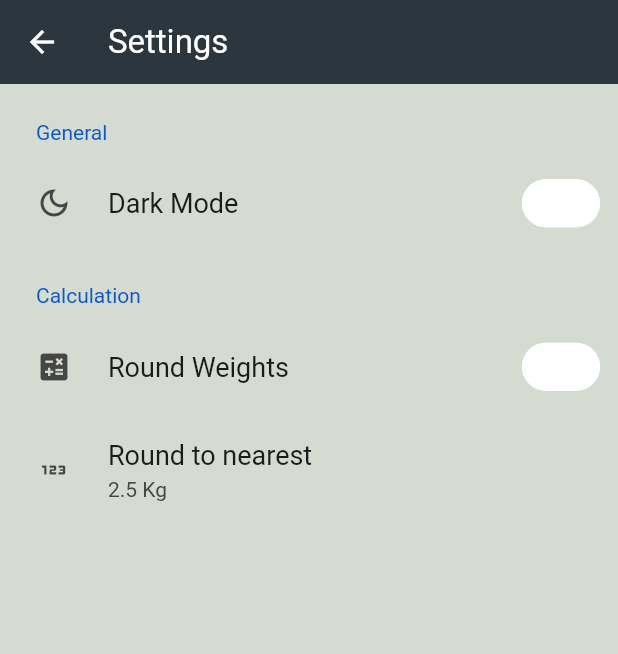
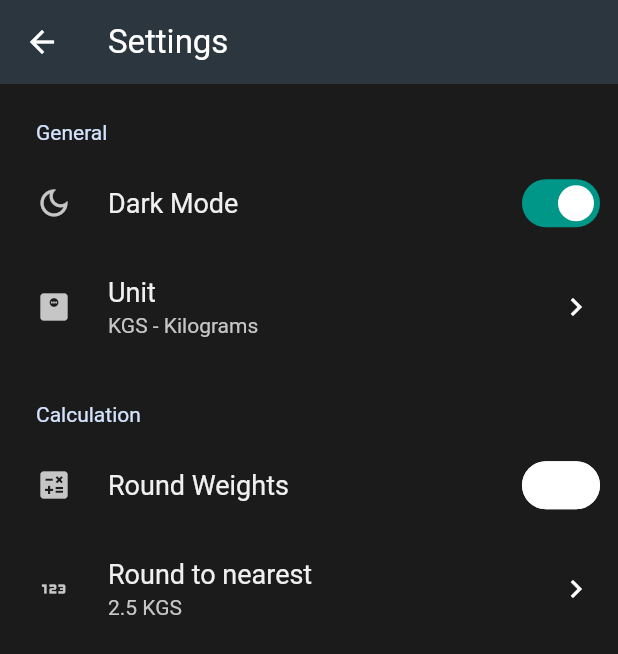
Before and after one commit to othman98shawgan/one-rep-max-calc, a Flutter app: the screen it shows after launch, after a tap on the "settings" icon, on a phone screen of 412 x 824 dp. Shown: the top 654 px of the screen. Run offline on Flutter 3.47's test engine with Material 3 defaults, Android fonts, the light colour scheme and no system bars; drawn by our look-alikes of settings_ui; our stand-ins replace shared_preferences, wakelock; missing offline and left inert: in_app_update.

Commit message:
Release/4.1.0 (#41)

```diff
--- a/lib/main.dart
+++ b/lib/main.dart
@@ -1,22 +1,35 @@
 import 'package:flutter/material.dart';
 import 'package:one_rep_max_calc/service/round_to_service.dart';
+import 'package:one_rep_max_calc/service/unit_service.dart';
 import 'package:one_rep_max_calc/ui/settings_page.dart';
 
+import 'service/store_manager.dart';
 import 'service/theme_service.dart';
 import 'ui/home_page.dart';
 import 'package:provider/provider.dart';
 
 void main() {
+  WidgetsFlutterBinding.ensureInitialized();
+
+  StorageManager.init().then((value) {
+    var prefs = value;
+
+    //Theme
+    var isDark = StorageManager.readDataFromPrefs('isDark', prefs) ?? true;
+    ThemeMode themeMode = isDark ? ThemeMode.dark : ThemeMode.light;
+
     runApp(
       MultiProvider(
         providers: [
-        ChangeNotifierProvider(create: (context) => ThemeNotifier()),
+          ChangeNotifierProvider(create: (context) => ThemeNotifier(themeMode)),
+          ChangeNotifierProvider(create: (context) => UnitNotifier()),
           ChangeNotifierProvider(create: (context) => RoundNotifier()),
           ChangeNotifierProvider(create: (context) => RoundValueNotifier()),
         ],
         child: const MyApp(),
       ),
     );
+  });
 }
 
 class MyApp extends StatelessWidget {
@@ -31,12 +44,8 @@ class MyApp extends StatelessWidget {
               theme: theme.getTheme(),
               initialRoute: '/home',
               routes: {
-                '/home': (context) => const MyHomePage(
-                      title: '1RM Calculator',
-                    ),
-                '/settings': (context) => const SettingsPage(
-                      title: 'Settings',
-                    ),
+                '/home': (context) => const MyHomePage(title: '1RM Calculator'),
+                '/settings': (context) => const SettingsPage(title: 'Settings'),
               },
             ));
   }
--- a/lib/service/store_manager.dart
+++ b/lib/service/store_manager.dart
@@ -2,6 +2,10 @@ import 'package:flutter/foundation.dart';
 import 'package:shared_preferences/shared_preferences.dart';
 
 class StorageManager {
+  static Future<SharedPreferences> init() async {
+    return await SharedPreferences.getInstance();
+  }
+
   static void saveData(String key, dynamic value) async {
     final prefs = await SharedPreferences.getInstance();
     if (value is int) {
@@ -25,6 +29,11 @@ class StorageManager {
     return obj;
   }
 
+  static dynamic readDataFromPrefs(String key, SharedPreferences prefs) {
+    dynamic obj = prefs.get(key);
+    return obj;
+  }
+
   static Future<bool> deleteData(String key) async {
     final prefs = await SharedPreferences.getInstance();
     return prefs.remove(key);
--- a/lib/service/theme_service.dart
+++ b/lib/service/theme_service.dart
@@ -1,23 +1,56 @@
-import 'package:flutter/foundation.dart';
 import 'package:flutter/material.dart';
 import 'package:one_rep_max_calc/resources/colors.dart';
 import 'store_manager.dart';
 
 class ThemeNotifier with ChangeNotifier {
+  ThemeData? _themeData;
+  ThemeData? getTheme() => _themeData;
+
+  ThemeNotifier(ThemeMode themeMode) {
+    if (themeMode == ThemeMode.light) {
+      _themeData = lightTheme;
+    } else {
+      _themeData = darkTheme;
+    }
+    notifyListeners();
+  }
+
+  void setDarkMode() async {
+    _themeData = darkTheme;
+    StorageManager.saveData('themeMode', 'dark');
+    StorageManager.saveData('isDark', true);
+    notifyListeners();
+  }
+
+  void setLightMode() async {
+    _themeData = lightTheme;
+    StorageManager.saveData('themeMode', 'light');
+    StorageManager.saveData('isDark', false);
+    notifyListeners();
+  }
+
+  //=============================================================================
+  // Themes
+  //=============================================================================
+
+  //*** Dark Theme ***/
   final darkTheme = ThemeData(
     appBarTheme:
         const AppBarTheme(backgroundColor: Color(0xff2C363F), foregroundColor: Colors.white),
     primaryColor: Colors.black,
     brightness: Brightness.dark,
-    backgroundColor: const Color(0xFF212121),
     dividerColor: Colors.black12,
-    focusColor: darkThemeSwatch,
+    snackBarTheme: const SnackBarThemeData(
+      contentTextStyle: TextStyle(color: Colors.white),
+    ),
     colorScheme: ColorScheme.fromSwatch(primarySwatch: darkThemeSwatch).copyWith(
       secondary: Colors.white,
       brightness: Brightness.dark,
+      background: const Color(0xFF212121),
     ),
   );
 
+  //*** Light Theme ***/
   final lightTheme = ThemeData(
     appBarTheme: const AppBarTheme(backgroundColor: appBarColor, foregroundColor: Colors.white),
     primaryColor: Colors.white,
@@ -32,37 +65,4 @@ class ThemeNotifier with ChangeNotifier {
       brightness: Brightness.light,
     ),
   );
-
-  late ThemeData _themeData = lightTheme;
-  ThemeData getTheme() => _themeData;
-
-  ThemeNotifier() {
-    StorageManager.readData('themeMode').then((value) {
-      if (kDebugMode) {
-        print('value read from storage: $value');
-      }
-      var themeMode = value ?? 'light';
-      if (themeMode == 'light') {
-        _themeData = lightTheme;
-      } else {
-        if (kDebugMode) {
-          print('setting dark theme');
-        }
-        _themeData = darkTheme;
-      }
-      notifyListeners();
-    });
-  }
-
-  void setDarkMode() async {
-    _themeData = darkTheme;
-    StorageManager.saveData('themeMode', 'dark');
-    notifyListeners();
-  }
-
-  void setLightMode() async {
-    _themeData = lightTheme;
-    StorageManager.saveData('themeMode', 'light');
-    notifyListeners();
-  }
 }
--- /dev/null
+++ b/lib/service/unit_service.dart
@@ -0,0 +1,105 @@
+import 'package:flutter/material.dart';
+import 'package:provider/provider.dart';
+import 'round_to_service.dart';
+import 'store_manager.dart';
+
+class UnitNotifier with ChangeNotifier {
+  String _unit = '';
+  String get unit => _unit;
+
+  String _unitDesc = '';
+  String get unitDesc => _unitDesc;
+
+  UnitNotifier() {
+    StorageManager.readData('Unit').then((value) {
+      _unit = value ?? 'KGS';
+      _unitDesc = _unit == 'KGS' ? 'KGS - Kilograms' : 'LBS - Pounds';
+      notifyListeners();
+    });
+  }
+
+  void setKGS() async {
+    _unit = 'KGS';
+    _unitDesc = 'KGS - Kilograms';
+    StorageManager.saveData('Unit', 'KGS');
+    notifyListeners();
+  }
+
+  void setLBS() async {
+    _unit = 'LBS';
+    _unitDesc = 'LBS - Pounds';
+    StorageManager.saveData('Unit', 'LBS');
+    notifyListeners();
+  }
+}
+
+showUnitDialog(BuildContext context, String unit) async {
+  String? currentUnit = unit;
+
+  var confirmMethod = (() async {
+    Navigator.pop(context);
+    if (currentUnit == 'KGS') {
+      Provider.of<UnitNotifier>(context, listen: false).setKGS();
+      Provider.of<RoundValueNotifier>(context, listen: false).convertToKgs();
+    } else {
+      Provider.of<UnitNotifier>(context, listen: false).setLBS();
+      Provider.of<RoundValueNotifier>(context, listen: false).convertToLbs();
+    }
+  });
+
+  AlertDialog alert = AlertDialog(
+      title: const Text('Unit System'),
+      contentPadding: const EdgeInsets.fromLTRB(0.0, 20.0, 0.0, 16.0),
+      actions: [
+        ElevatedButton(onPressed: () => Navigator.pop(context), child: const Text('Cancel')),
+        TextButton(
+          onPressed: confirmMethod,
+          child: const Text('Confirm'),
+        ),
+      ],
+      content: StatefulBuilder(builder: (BuildContext context, StateSetter setState) {
+        return Column(mainAxisSize: MainAxisSize.min, children: [
+          Padding(
+            padding: const EdgeInsets.fromLTRB(24.0, 0.0, 24.0, 0.0),
+            child: Column(
+              mainAxisSize: MainAxisSize.min,
+              children: [
+                RadioListTile(
+                    contentPadding: EdgeInsets.zero,
+                    visualDensity: const VisualDensity(
+                        horizontal: VisualDensity.minimumDensity,
+                        vertical: VisualDensity.minimumDensity),
+                    value: 'KGS',
+                    title: const Text('KGS - Kilogram'),
+                    groupValue: currentUnit,
+                    onChanged: (val) {
+                      setState(() {
+                        currentUnit = val;
+                      });
+                    }),
+                RadioListTile(
+                    contentPadding: EdgeInsets.zero,
+                    visualDensity: const VisualDensity(
+                        horizontal: VisualDensity.minimumDensity,
+                        vertical: VisualDensity.minimumDensity),
+                    value: 'LBS',
+                    title: const Text('LBS - Pounds'),
+                    groupValue: currentUnit,
+                    onChanged: (val) {
+                      setState(() {
+                        currentUnit = val;
+                      });
+                    }),
+              ],
+            ),
+          ),
+        ]);
+      }));
+
+  showDialog(
+    context: context,
+    builder: (BuildContext context) {
+      return alert;
+    },
+  );
+}
--- a/lib/ui/home_page.dart
+++ b/lib/ui/home_page.dart
@@ -1,6 +1,11 @@
 import 'package:flutter/material.dart';
+import 'package:one_rep_max_calc/service/theme_service.dart';
+import 'package:one_rep_max_calc/service/unit_service.dart';
 import 'package:provider/provider.dart';
+import 'package:in_app_update/in_app_update.dart';
+import 'package:wakelock/wakelock.dart';
 
+import '../service/utils.dart';
 import '../service/round_to_service.dart';
 
 class MyHomePage extends StatefulWidget {
@@ -24,9 +29,15 @@ class _MyHomePageState extends State<MyHomePage> {
   }
 
   @override
+  void initState() {
+    super.initState();
+    Wakelock.enable();
+    checkForUpdate();
+  }
+
+  @override
   Widget build(BuildContext context) {
     // Full screen width and height
-    double width = MediaQuery.of(context).size.width;
     double height = MediaQuery.of(context).size.height;
 
     // Height (without SafeArea)
@@ -39,8 +50,9 @@ class _MyHomePageState extends State<MyHomePage> {
     var flexSpacebetween = 1;
     var flexTextFeild = 3;
 
-    return Consumer2<RoundNotifier, RoundValueNotifier>(
-        builder: (context, roundWeightStatus, roundWeightValue, _) => Center(
+    return Consumer4<ThemeNotifier, RoundNotifier, RoundValueNotifier, UnitNotifier>(
+        builder: (context, theme, roundWeightStatus, roundWeightValue, unitProvider, child) =>
+            Center(
               child: Scaffold(
                 resizeToAvoidBottomInset: false,
                 appBar: AppBar(
@@ -54,10 +66,10 @@ class _MyHomePageState extends State<MyHomePage> {
                           setState(() {
                             res = '1RM';
                           });
-                          weight.clear();
-                          reps.clear();
-                          FocusScope.of(context).unfocus();
+                          FocusManager.instance.primaryFocus?.unfocus();
                         });
+                        weight.clear();
+                        reps.clear();
                       },
                     ),
                   ],
@@ -169,10 +181,10 @@ class _MyHomePageState extends State<MyHomePage> {
                                   )),
                             )),
                         SizedBox(height: height3 * 0.075),
-                        Text(res == '1RM' ? res : '$res KG',
-                            style: const TextStyle(
-                              fontSize: 48,
-                            )),
+                        Text(
+                          res == '1RM' ? res : '$res ${unitProvider.unit}',
+                          style: Theme.of(context).textTheme.titleMedium?.copyWith(fontSize: 48),
+                        ),
                       ],
                     ),
                   ),
@@ -200,4 +212,22 @@ class _MyHomePageState extends State<MyHomePage> {
     var val = (num * roundTo).round() / roundTo;
     return val;
   }
+
+  Future<void> checkForUpdate() async {
+    InAppUpdate.checkForUpdate().then((info) {
+      if (info.updateAvailability == UpdateAvailability.updateAvailable) {
+        InAppUpdate.startFlexibleUpdate().then((_) {
+          InAppUpdate.completeFlexibleUpdate().then((_) {
+            printSnackBar("Success!", context);
+          }).catchError((e) {
+            printSnackBar(e.toString(), context);
+          });
+        }).catchError((e) {
+          printSnackBar(e.toString(), context);
+        });
+      }
+    }).catchError((e) {
+      printSnackBar(e.toString(), context);
+    });
+  }
 }
--- a/lib/ui/settings_page.dart
+++ b/lib/ui/settings_page.dart
@@ -1,10 +1,8 @@
 import 'package:flutter/material.dart';
-import 'package:one_rep_max_calc/resources/colors.dart';
 import 'package:one_rep_max_calc/service/round_to_service.dart';
+import 'package:one_rep_max_calc/service/unit_service.dart';
 import 'package:provider/provider.dart';
 import 'package:settings_ui/settings_ui.dart';
-
-import '../service/store_manager.dart';
 import '../service/theme_service.dart';
 
 class SettingsPage extends StatefulWidget {
@@ -19,24 +17,13 @@ class SettingsPage extends StatefulWidget {
 class _SettingsPageState extends State<SettingsPage> {
   @override
   Widget build(BuildContext context) {
-    // Full screen width and height
-    double width = MediaQuery.of(context).size.width;
-    double height = MediaQuery.of(context).size.height;
-
-    // Height (without SafeArea)
-    var padding = MediaQuery.of(context).viewPadding;
-
-    // Height (without status and toolbar)
-    double height3 = height - padding.top - kToolbarHeight;
-
-    return Consumer3<ThemeNotifier, RoundNotifier, RoundValueNotifier>(
-      builder: (context, theme, roundWeightStatus, roundWeightValue, child) => Center(
+    return Consumer4<ThemeNotifier, RoundNotifier, RoundValueNotifier, UnitNotifier>(
+      builder: (context, theme, roundWeightStatus, roundWeightValue, unitProvider, child) => Center(
         child: Scaffold(
           appBar: AppBar(
             title: Text(widget.title),
           ),
           body: SettingsList(
-            lightTheme: const SettingsThemeData(settingsListBackground: backgroudColor),
             sections: [
               SettingsSection(
                 title: const Text('General'),
@@ -51,6 +38,15 @@ class _SettingsPageState extends State<SettingsPage> {
                       } else {
                         theme.setLightMode();
                       }
+                    },
+                  ),
+                  SettingsTile.navigation(
+                    leading: const Icon(Icons.monitor_weight),
+                    title: const Text('Unit'),
+                    value: Text(unitProvider.unitDesc),
+                    trailing: const Icon(Icons.navigate_next),
+                    onPressed: (context) {
+                      showUnitDialog(context, unitProvider.unit);
                     },
                   ),
                 ],
@@ -70,7 +66,8 @@ class _SettingsPageState extends State<SettingsPage> {
                     enabled: roundWeightStatus.getRoundStatus(),
                     leading: const Icon(Icons.onetwothree),
                     title: const Text('Round to nearest'),
-                    value: Text('${roundWeightValue.getRoundValue()} Kg'),
+                    value: Text('${roundWeightValue.getRoundValue()} ${unitProvider.unit}'),
+                    trailing: const Icon(Icons.navigate_next),
                     onPressed: (context) {
                       showRoundToDialog(context, roundWeightValue.getRoundValue());
                     },
--- a/pubspec.yaml
+++ b/pubspec.yaml
@@ -17,7 +17,7 @@ publish_to: 'none' # Remove this line if you wish to publish to pub.dev
 # https://developer.apple.com/library/archive/documentation/General/Reference/InfoPlistKeyReference/Articles/CoreFoundationKeys.html
 # In Windows, build-name is used as the major, minor, and patch parts
 # of the product and file versions while build-number is used as the build suffix.
-version: 4.0.0+4
+version: 4.1.0+6
 
 environment:
   sdk: '>=2.18.5 <3.0.0'
@@ -39,7 +39,9 @@ dependencies:
   settings_ui: ^2.0.2
   shared_preferences: ^2.0.15
   provider: ^6.0.4
-  flutter_launcher_icons: ^0.11.0
+  flutter_launcher_icons: ^0.13.1
+  in_app_update: ^4.0.1
+  wakelock: ^0.6.2
 
 dev_dependencies:
   flutter_test:
```
Also changed, not shown: lib/service/round_to_service.dart (+26 -8 lines), lib/service/utils.dart (added, +8 -0 lines), pubspec.lock (deleted), 129 other files. Lines whose indentation alone changed are shown as unchanged.
